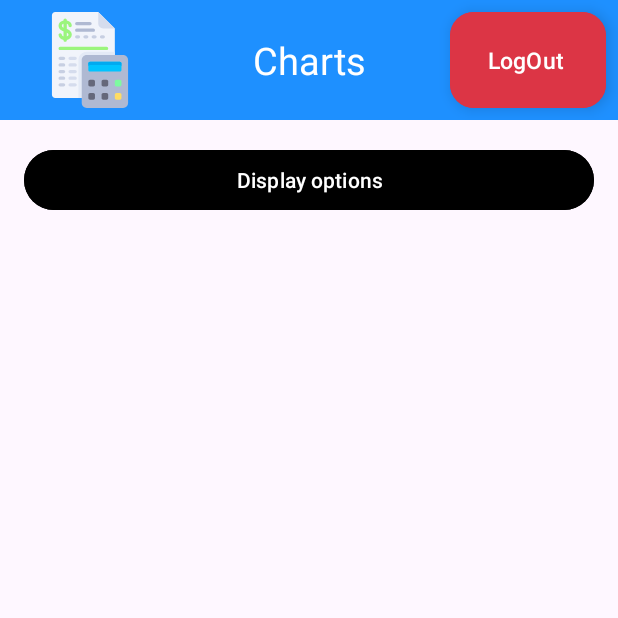
After one commit to DorMor1999/Final_Project_Andorid, an Android app: the ChartsActivity screen opened directly, with no data from a screen before it, on a phone screen of 412 x 824 dp, the top half of it. The commit adds this screen. Run offline under Robolectric (Android 15) with nearby library versions, the phone set to English and light mode, and no system bars; our stand-ins replace Firebase (no records; nobody signed in at launch, a user with empty details on screens opened directly); libraries missing offline, so code that uses them is left out: com.firebase.ui.

Commit message:
adding charts activity

```diff
--- a/app/src/main/AndroidManifest.xml
+++ b/app/src/main/AndroidManifest.xml
@@ -15,6 +15,9 @@
         android:supportsRtl="false"
         android:theme="@style/Theme.Android_final_project"
         tools:targetApi="31">
+        <activity
+            android:name=".Activities.ChartsActivity"
+            android:exported="false" />
         <activity
             android:name=".Activities.ActivitiesActivity"
             android:exported="false" />
--- a/app/src/main/java/com/example/android_final_project/Activities/ActivitiesActivity.java
+++ b/app/src/main/java/com/example/android_final_project/Activities/ActivitiesActivity.java
@@ -43,7 +43,7 @@ public class ActivitiesActivity extends AppCompatActivity implements DeleteClick
     private ListFragment listFragment;
     private  LinearLayout activities_buttons_container;
     private Button activities_btn_display_options;
-    private Button activities_btn_export_data;
+
 
     private LinearLayout activities_linear_layout_incomes_expenses_overall;
 
@@ -90,7 +90,6 @@ public class ActivitiesActivity extends AppCompatActivity implements DeleteClick
 
         //buttons part
         activities_buttons_container = findViewById(R.id.activities_buttons_container);
-        activities_btn_export_data = findViewById(R.id.activities_btn_export_data);
         activities_btn_display_options = findViewById(R.id.activities_btn_display_options);
 
         //linear layout and what inside
--- /dev/null
+++ b/app/src/main/java/com/example/android_final_project/Activities/ChartsActivity.java
@@ -0,0 +1,166 @@
+package com.example.android_final_project.Activities;
+
+import android.os.Bundle;
+import android.util.Log;
+import android.view.View;
+import android.widget.Button;
+import android.widget.FrameLayout;
+import android.widget.LinearLayout;
+
+import androidx.activity.EdgeToEdge;
+import androidx.appcompat.app.AppCompatActivity;
+import androidx.core.graphics.Insets;
+import androidx.core.view.ViewCompat;
+import androidx.core.view.WindowInsetsCompat;
+
+import com.example.android_final_project.Enums.BusinessActivityType;
+import com.example.android_final_project.Enums.SortOptions;
+import com.example.android_final_project.Fragments.FilterFragment;
+import com.example.android_final_project.Fragments.NavFragment;
+import com.example.android_final_project.Interfaces.CloseFilterCallback;
+import com.example.android_final_project.Interfaces.DisplayFilterCallback;
+import com.example.android_final_project.Interfaces.GetDataFromDB;
+import com.example.android_final_project.Interfaces.ReqToDB;
+import com.example.android_final_project.Model.BusinessActivityHashMap;
+import com.example.android_final_project.Model.BusinessActivityList;
+import com.example.android_final_project.Model.FilterManager;
+import com.example.android_final_project.R;
+import com.example.android_final_project.Utilities.DbOperations;
+import com.example.android_final_project.Utilities.DialogUtils;
+import com.google.firebase.auth.FirebaseAuth;
+import com.google.firebase.auth.FirebaseUser;
+
+public class ChartsActivity extends AppCompatActivity implements CloseFilterCallback, DisplayFilterCallback {
+    private FrameLayout charts_FRAME_nav;
+    private NavFragment navFragment;
+    private final String TITLE = "Charts";
+
+    private LinearLayout charts_buttons_container;
+    private Button charts_btn_display_options;
+    private DialogUtils dialogUtils;
+    private BusinessActivityList businessActivityList;
+    private FrameLayout charts_FRAME_filter;
+    private FilterFragment filterFragment;
+    private FilterManager filterManager;
+
+    @Override
+    protected void onCreate(Bundle savedInstanceState) {
+        super.onCreate(savedInstanceState);
+        setContentView(R.layout.activity_charts);
+
+        dialogUtils = new DialogUtils();
+        startInitFilterManager();
+
+
+        findViews();
+        initViews();
+    }
+
+    private void initViews() {
+
+        //nav fragment
+        navFragment = new NavFragment();
+        navFragment.setTextNavTitle(TITLE);
+        getSupportFragmentManager().beginTransaction().add(R.id.charts_FRAME_nav, navFragment).commit();
+
+        //filter fragment
+        filterFragment = new FilterFragment();
+        filterFragment.setCloseFilterCallback(this);
+        filterFragment.setDisplayFilterCallback(this);
+        getSupportFragmentManager().beginTransaction().add(R.id.charts_FRAME_filter, filterFragment).commit();
+
+        //handle click display options
+        charts_btn_display_options.setOnClickListener(v -> displayOptions());
+
+        // Manage data and handle it in the callback
+        manageData();
+    }
+
+    private void manageData() {
+        getDataFromDB(new GetDataFromDB() {
+            @Override
+            public void getData(BusinessActivityHashMap businessActivityHashMap) {
+                // Handle data here first time
+                Log.d("Data in map", businessActivityHashMap.toString());
+                businessActivityList = new BusinessActivityList();
+                businessActivityList.putHashMapDataInList(businessActivityHashMap.getAllActivities());
+                Log.d("data in list", businessActivityList.toString());
+                //doing with the data what i need
+                //listFragment.setBusinessActivityList(businessActivityList.getBusinessActivityListDisplayFilteredSorted(filterManager));
+
+            }
+        });
+    }
+
+    private void getDataFromDB(GetDataFromDB callback) {
+        FirebaseUser user = FirebaseAuth.getInstance().getCurrentUser();
+        DbOperations.getInstance().getAllBusinessActivitiesOfUser(user, new ReqToDB() {
+            @Override
+            public void onSuccess() {
+                // Handle success case
+            }
+
+            @Override
+            public void onFailure(Exception e) {
+                // Handle failure case
+                dialogUtils.showDialog(ChartsActivity.this, "Display Error", "Something went wrong, try again later.", null);
+            }
+        }, callback);
+    }
+
+    private void displayOptions() {
+        charts_buttons_container.setVisibility(View.GONE);
+        charts_FRAME_filter.setVisibility(View.VISIBLE);
+    }
+
+    private void findViews() {
+        //fragments
+        charts_FRAME_nav = findViewById(R.id.charts_FRAME_nav);
+        charts_FRAME_filter = findViewById(R.id.charts_FRAME_filter);
+
+        //buttons part
+        charts_btn_display_options = findViewById(R.id.charts_btn_display_options);
+
+
+        charts_buttons_container = findViewById(R.id.charts_buttons_container);
+
+    }
+
+    private void startInitFilterManager() {
+        filterManager = new FilterManager();
+        filterManager
+                .setFilterByDate(false)
+                .setFilterByPrice(false)
+                .setBusinessActivityType(BusinessActivityType.BOTH)
+                .setSortOption(SortOptions.DONT_SORT);
+    }
+
+
+    @Override
+    public void onButtonClickedClose() {
+        closeFilterFrag();
+    }
+
+
+    @Override
+    public void onButtonClickedDisplay(boolean filterByDate, String dateFrom, String dateTo, boolean filterByPrice, double minPrice, double maxPrice, BusinessActivityType businessActivityType, SortOptions sortOption) {
+        closeFilterFrag();
+
+        filterManager
+                .setFilterByDate(filterByDate)
+                .setFromDate(dateFrom)
+                .setToDate(dateTo)
+                .setFilterByPrice(filterByPrice)
+                .setMinPrice(minPrice)
+                .setMaxPrice(maxPrice)
+                .setBusinessActivityType(businessActivityType)
+                .setSortOption(sortOption);
+        //doing with the data what i need
+        //listFragment.setBusinessActivityList(businessActivityList.getBusinessActivityListDisplayFilteredSorted(filterManager));
+    }
+
+    private void closeFilterFrag() {
+        charts_buttons_container.setVisibility(View.VISIBLE);
+        charts_FRAME_filter.setVisibility(View.GONE);
+    }
+}
--- /dev/null
+++ b/app/src/main/res/layout/activity_charts.xml
@@ -0,0 +1,51 @@
+<?xml version="1.0" encoding="utf-8"?>
+<RelativeLayout xmlns:android="http://schemas.android.com/apk/res/android"
+    xmlns:app="http://schemas.android.com/apk/res-auto"
+    xmlns:tools="http://schemas.android.com/tools"
+    android:id="@+id/main"
+    android:layout_width="match_parent"
+    android:layout_height="match_parent"
+    tools:context=".Activities.ChartsActivity">
+
+    <FrameLayout
+        android:id="@+id/charts_FRAME_nav"
+        android:layout_width="match_parent"
+        android:layout_height="@dimen/nav_high"
+        android:background="@color/application_icon_blue"/>
+
+
+    <LinearLayout
+        android:id="@+id/charts_buttons_container"
+        android:layout_width="match_parent"
+        android:layout_height="wrap_content"
+        android:layout_marginTop="@dimen/margin_def_16"
+        android:layout_marginHorizontal="@dimen/margin_def_16"
+        android:orientation="horizontal"
+        android:layout_below="@id/charts_FRAME_nav">
+
+        <!-- Display options button -->
+        <Button
+            android:id="@+id/charts_btn_display_options"
+            android:layout_width="0dp"
+            android:layout_weight="1"
+            android:layout_height="wrap_content"
+            android:text="@string/display_options_string"
+            android:textAllCaps="false"
+            android:backgroundTint="@color/black"
+            android:textColor="@android:color/white"
+            />
+
+    </LinearLayout>
+
+    <FrameLayout
+        android:id="@+id/charts_FRAME_filter"
+        android:layout_below="@id/charts_FRAME_nav"
+        android:layout_marginTop="@dimen/_16dp"
+        android:layout_width="match_parent"
+        android:layout_height="match_parent"
+        android:visibility="gone"
+        />
+
+
+
+</RelativeLayout>
```
Also changed, not shown: app/src/main/java/com/example/android_final_project/Activities/MenuActivity.java (+7 -0 lines), app/src/main/res/layout/activity_activities.xml (+0 -19 lines).
